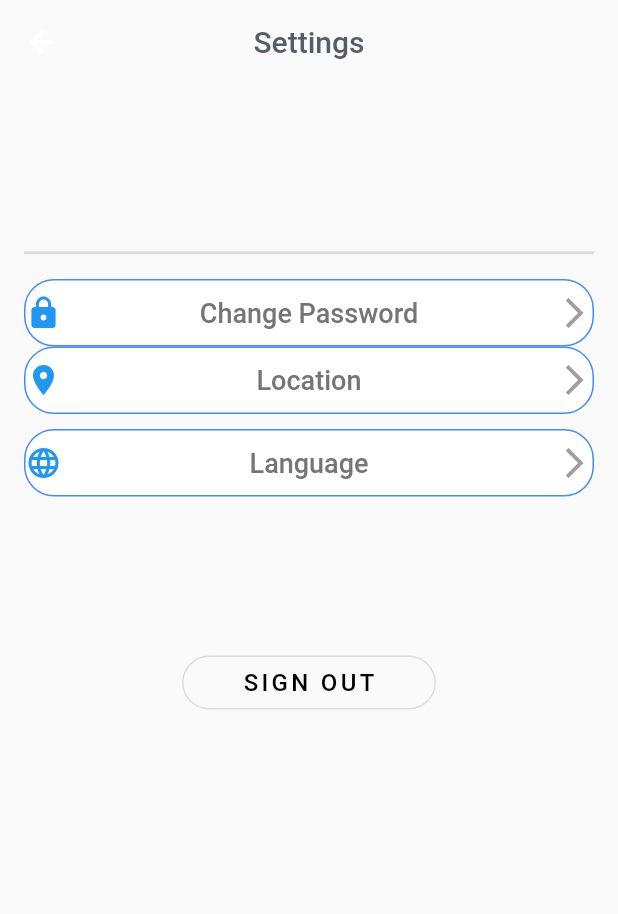
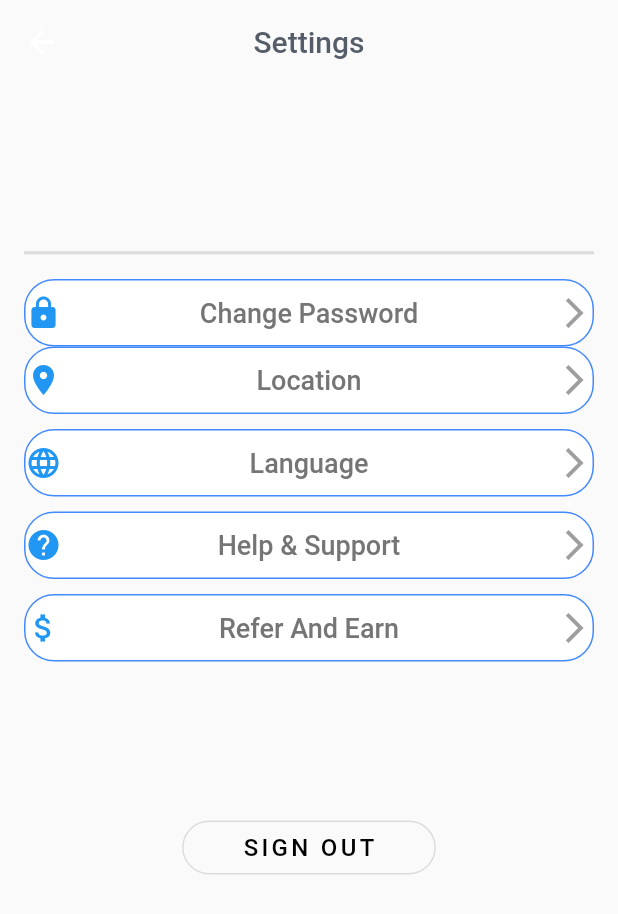
Before and after one commit to sumitsojha88/Puzzle_Quiz, a Flutter app: the SettingsPage2 screen opened directly, on a phone screen of 412 x 824 dp. Shown: the top 914 px of the screen. Run offline on Flutter 3.47's test engine with Material 2 defaults, Android fonts, the phone set to English and light mode, and no system bars; our stand-ins replace bloc, firebase_auth, firebase_core, flutter_bloc, flutter_screenutil, flutter_svg and 4 more; accounts and stored records are empty; Roboto replaces fonts that are missing (Varela).

Commit message:
Help and support and refer and earn

```diff
--- a/lib/menu_bar/settingspage.dart
+++ b/lib/menu_bar/settingspage.dart
@@ -155,6 +155,82 @@ class _SettingsPage2State extends State<SettingsPage2> {
             SizedBox(
               height: 10,
             ),
+            Container(
+              height: 45,
+              decoration: BoxDecoration(
+                borderRadius: BorderRadius.circular(20),
+                color: Colors.white,
+                border: Border.all(color: Colors.blueAccent),
+              ),
+              child: GestureDetector(
+                onTap: () {},
+                child: Padding(
+                  padding: const EdgeInsets.symmetric(vertical: 8.0),
+                  child: Row(
+                    mainAxisAlignment: MainAxisAlignment.spaceBetween,
+                    children: [
+                      Icon(
+                        Icons.help,
+                        color: Colors.blue,
+                      ),
+                      Text(
+                        'Help & Support',
+                        style: TextStyle(
+                          fontSize: 18,
+                          fontWeight: FontWeight.w500,
+                          color: Colors.grey[600],
+                        ),
+                      ),
+                      Icon(
+                        Icons.arrow_forward_ios,
+                        color: Colors.grey,
+                      ),
+                    ],
+                  ),
+                ),
+              ),
+            ),
+            SizedBox(
+              height: 10,
+            ),
+            Container(
+              height: 45,
+              decoration: BoxDecoration(
+                borderRadius: BorderRadius.circular(20),
+                color: Colors.white,
+                border: Border.all(color: Colors.blueAccent),
+              ),
+              child: GestureDetector(
+                onTap: () {},
+                child: Padding(
+                  padding: const EdgeInsets.symmetric(vertical: 8.0),
+                  child: Row(
+                    mainAxisAlignment: MainAxisAlignment.spaceBetween,
+                    children: [
+                      Icon(
+                        Icons.attach_money,
+                        color: Colors.blue,
+                      ),
+                      Text(
+                        'Refer And Earn',
+                        style: TextStyle(
+                          fontSize: 18,
+                          fontWeight: FontWeight.w500,
+                          color: Colors.grey[600],
+                        ),
+                      ),
+                      Icon(
+                        Icons.arrow_forward_ios,
+                        color: Colors.grey,
+                      ),
+                    ],
+                  ),
+                ),
+              ),
+            ),
+            SizedBox(
+              height: 10,
+            ),
             SizedBox(
               height: 40,
             ),
```
